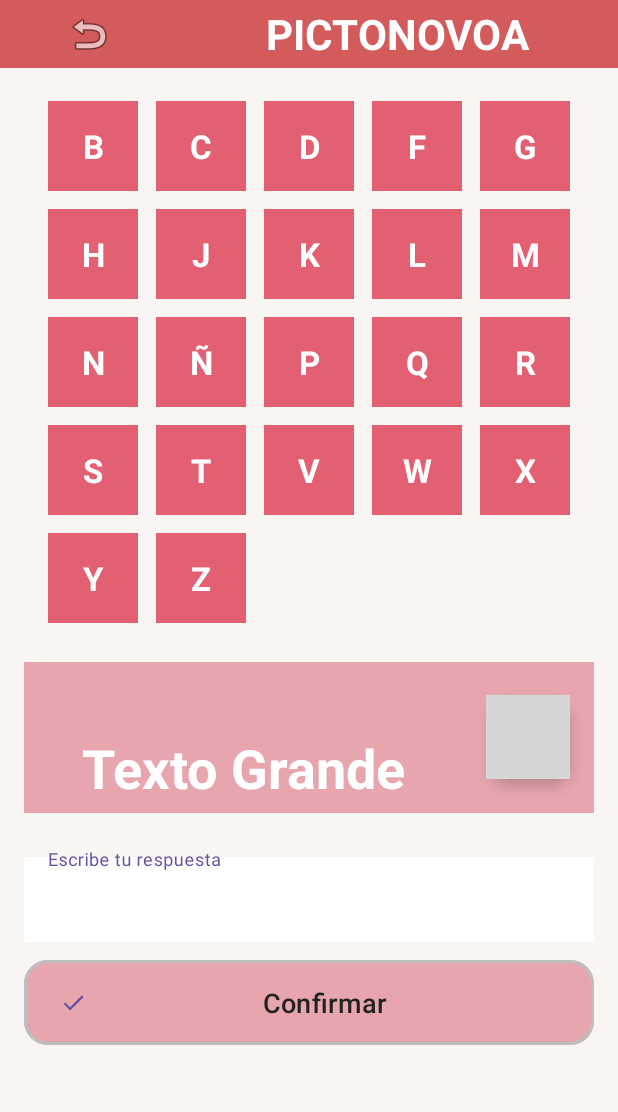
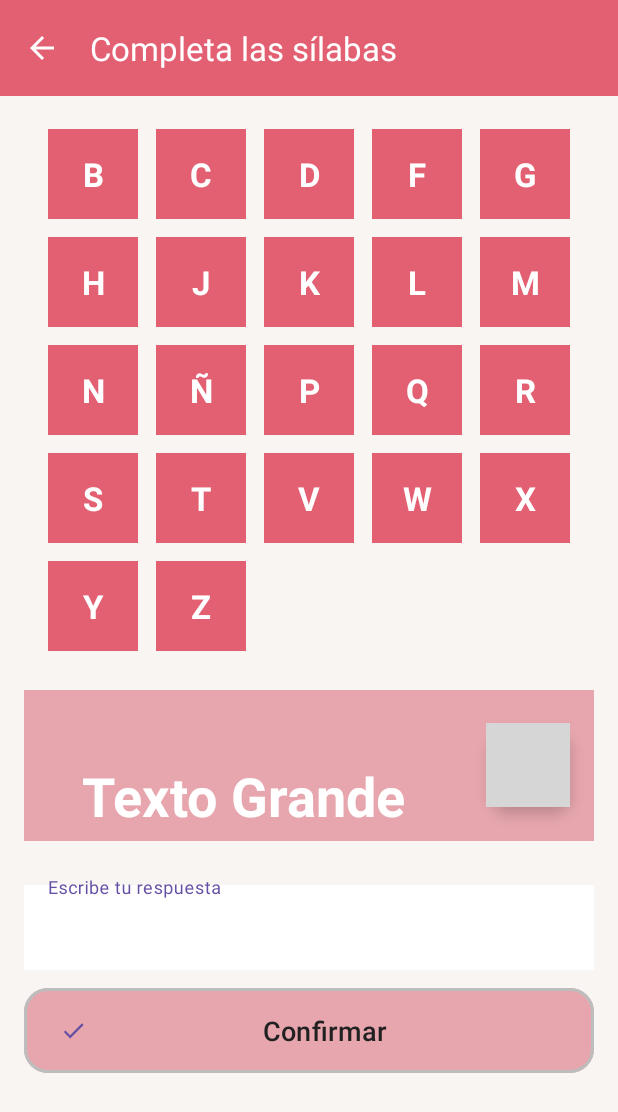
Before and after one commit to rubverd/edunova-pictogramas, an Android app built with Jetpack Compose: the SilabasActivity screen opened directly, with no data from a screen before it, on a phone screen of 412 x 824 dp. Shown: the top 1112 px of the screen. Run offline under Robolectric (Android 15) with nearby library versions, the phone set to English and light mode, and no system bars; grey boxes are pictures that could not be loaded.

```diff
--- a/app/src/main/java/com/example/edunova/SilabasActivity.kt
+++ b/app/src/main/java/com/example/edunova/SilabasActivity.kt
@@ -11,7 +11,7 @@ import com.example.edunova.databinding.SilabasBinding
 import java.util.Locale
 import android.content.Intent
 import android.widget.Button
-
+import com.google.android.material.appbar.MaterialToolbar
 
 
 class SilabasActivity : AppCompatActivity(), TextToSpeech.OnInitListener {
@@ -63,7 +63,9 @@ class SilabasActivity : AppCompatActivity(), TextToSpeech.OnInitListener {
         // Las inicializaciones rápidas se quedan aquí
         initializeLetterMap()
 
-        binding.returnButton.setOnClickListener {
+        val botonVolver = findViewById<MaterialToolbar>(R.id.toolbar)
+        botonVolver.setOnClickListener {
+            // Crea un Intent para ir de MainActivity a RegisterActivity
             finish()
         }
 
--- a/app/src/main/res/layout/activity_home.xml
+++ b/app/src/main/res/layout/activity_home.xml
@@ -205,6 +205,7 @@
                     android:id="@+id/imageViewReto"
                     android:layout_width="64dp"
                     android:layout_height="64dp"
+                    android:src="@drawable/ic_circle"
                     app:tint="#E33C55" />
 
                 <TextView
--- a/app/src/main/res/layout/activity_main.xml
+++ b/app/src/main/res/layout/activity_main.xml
@@ -7,14 +7,13 @@
     android:padding="24dp">
 
     <TextView
-        android:layout_width="393dp"
+        android:layout_width="match_parent"
         android:layout_height="wrap_content"
         android:layout_marginBottom="20dp"
-        android:background="@color/rojoBoton"
         android:backgroundTint="@color/rojoBoton"
         android:gravity="center"
         android:text="Bienvenido a Pictonova"
-        android:textColor="#EDEDED"
+        android:textColor="@color/rojoBoton"
         android:textSize="22sp"
         android:textStyle="bold" />
 
--- a/app/src/main/res/layout/activity_register.xml
+++ b/app/src/main/res/layout/activity_register.xml
@@ -19,12 +19,11 @@
             android:id="@+id/textViewTitle"
             android:layout_width="350dp"
             android:layout_height="40dp"
-            android:background="@color/rojoBoton"
             android:backgroundTint="@color/rojoBoton"
             android:text="Crear una Cuenta"
             android:textAlignment="center"
             android:textAppearance="@style/TextAppearance.Material3.HeadlineLarge"
-            android:textColor="#FFFFFF"
+            android:textColor="@color/rojoBoton"
             app:layout_constraintStart_toStartOf="parent"
             app:layout_constraintTop_toTopOf="parent" />
 
--- a/app/src/main/res/layout/silabas.xml
+++ b/app/src/main/res/layout/silabas.xml
@@ -14,36 +14,24 @@
         app:layout_constraintTop_toTopOf="parent">
 
         <!-- Barra superior -->
-        <LinearLayout
+        <com.google.android.material.appbar.AppBarLayout
+            android:id="@+id/appBarLayout"
             android:layout_width="match_parent"
-            android:layout_height="45dp"
-            android:background="@color/rojoBoton"
-            android:orientation="horizontal">
+            android:layout_height="wrap_content"
+            android:background="#E35F72"
+            app:elevation="0dp"
+            app:layout_constraintTop_toTopOf="parent">
 
-            <ImageButton
-                android:id="@+id/returnButton"
-                android:layout_width="0dp"
-                android:layout_height="match_parent"
-                android:layout_weight="1"
-                android:backgroundTint="@color/rojoBoton"
-                android:contentDescription="boton atras"
-                android:visibility="visible"
-                app:srcCompat="@android:drawable/ic_menu_revert" />
+            <com.google.android.material.appbar.MaterialToolbar
+                android:id="@+id/toolbar"
+                android:layout_width="match_parent"
+                android:layout_height="?attr/actionBarSize"
+                app:title="Completa las sílabas"
+                app:titleTextColor="@color/white"
+                app:navigationIcon="@drawable/ic_arrow_back"
+                app:navigationIconTint="@color/white" />
 
-            <TextView
-                android:id="@+id/textView4"
-                android:layout_width="wrap_content"
-                android:layout_height="match_parent"
-                android:layout_weight="1"
-                android:gravity="center"
-                android:background="@color/rojoBoton"
-                android:text="PICTONOVOA"
-                android:textAlignment="center"
-                android:textAllCaps="true"
-                android:textColor="#FFFFFF"
-                android:textSize="28sp"
-                android:textStyle="bold" />
-        </LinearLayout>
+        </com.google.android.material.appbar.AppBarLayout>
 
         <!-- Contenido principal -->
         <LinearLayout
```
Also changed, not shown: app/src/main/java/com/example/edunova/JuegoPalabras.kt (+3 -133 lines), app/src/main/res/drawable/ic_next.xml (added, +9 -0 lines), app/src/main/res/layout/activity_learn.xml (+19 -0 lines).
